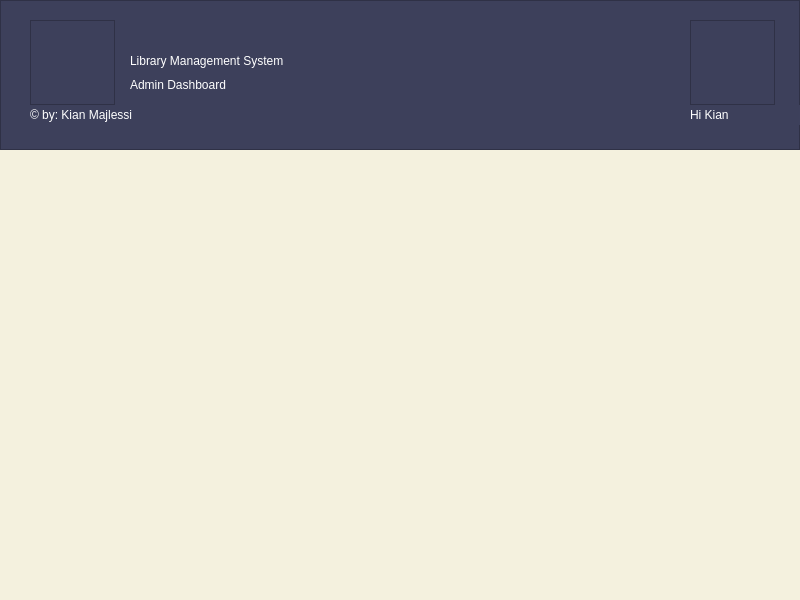
Before: the Qt Designer form mainwindow_user.ui in kianmajl/Library, drawn with Qt 5.
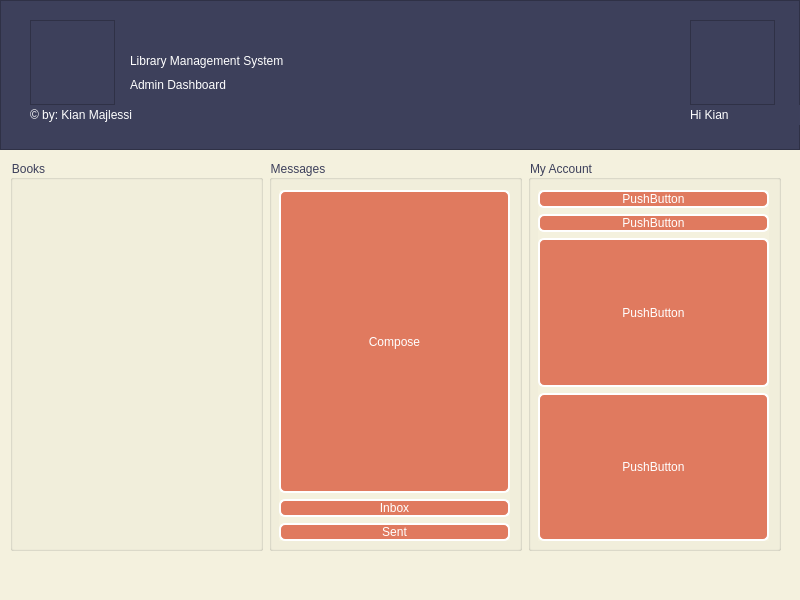
After: the same form once the commit is applied. Icons and pictures are not drawn.

Diff of the .ui file:
```diff
--- a/mainwindow_user.ui
+++ b/mainwindow_user.ui
@@ -156,6 +156,136 @@
      </property>
     </widget>
    </widget>
+   <widget class="QWidget" name="horizontalLayoutWidget">
+    <property name="geometry">
+     <rect>
+      <x>10</x>
+      <y>160</y>
+      <width>771</width>
+      <height>391</height>
+     </rect>
+    </property>
+    <layout class="QHBoxLayout" name="horizontalLayout">
+     <item>
+      <widget class="QGroupBox" name="groupBox">
+       <property name="title">
+        <string>Books</string>
+       </property>
+      </widget>
+     </item>
+     <item>
+      <widget class="QGroupBox" name="groupBox_2">
+       <property name="title">
+        <string>Messages</string>
+       </property>
+       <widget class="QWidget" name="verticalLayoutWidget">
+        <property name="geometry">
+         <rect>
+          <x>10</x>
+          <y>30</y>
+          <width>231</width>
+          <height>351</height>
+         </rect>
+        </property>
+        <layout class="QVBoxLayout" name="verticalLayout">
+         <item>
+          <widget class="QPushButton" name="pushButton">
+           <property name="sizePolicy">
+            <sizepolicy hsizetype="Expanding" vsizetype="Expanding">
+             <horstretch>0</horstretch>
+             <verstretch>0</verstretch>
+            </sizepolicy>
+           </property>
+           <property name="text">
+            <string>Compose</string>
+           </property>
+          </widget>
+         </item>
+         <item>
+          <widget class="QPushButton" name="pushButton_2">
+           <property name="text">
+            <string>Inbox</string>
+           </property>
+          </widget>
+         </item>
+         <item>
+          <widget class="QPushButton" name="pushButton_3">
+           <property name="text">
+            <string>Sent</string>
+           </property>
+          </widget>
+         </item>
+        </layout>
+       </widget>
+      </widget>
+     </item>
+     <item>
+      <widget class="QGroupBox" name="groupBox_3">
+       <property name="title">
+        <string>My Account</string>
+       </property>
+       <widget class="QWidget" name="verticalLayoutWidget_2">
+        <property name="geometry">
+         <rect>
+          <x>10</x>
+          <y>30</y>
+          <width>231</width>
+          <height>351</height>
+         </rect>
+        </property>
+        <layout class="QVBoxLayout" name="verticalLayout_2">
+         <item>
+          <widget class="QPushButton" name="pushButton_7">
+           <property name="enabled">
+            <bool>false</bool>
+           </property>
+           <property name="text">
+            <string>PushButton</string>
+           </property>
+          </widget>
+         </item>
+         <item>
+          <widget class="QPushButton" name="pushButton_6">
+           <property name="enabled">
+            <bool>false</bool>
+           </property>
+           <property name="text">
+            <string>PushButton</string>
+           </property>
+          </widget>
+         </item>
+         <item>
+          <widget class="QPushButton" name="pushButton_5">
+           <property name="sizePolicy">
+            <sizepolicy hsizetype="Expanding" vsizetype="Expanding">
+             <horstretch>0</horstretch>
+             <verstretch>0</verstretch>
+            </sizepolicy>
+           </property>
+           <property name="text">
+            <string>PushButton</string>
+           </property>
+          </widget>
+         </item>
+         <item>
+          <widget class="QPushButton" name="pushButton_4">
+           <property name="sizePolicy">
+            <sizepolicy hsizetype="Expanding" vsizetype="Expanding">
+             <horstretch>0</horstretch>
+             <verstretch>0</verstretch>
+            </sizepolicy>
+           </property>
+           <property name="text">
+            <string>PushButton</string>
+           </property>
+          </widget>
+         </item>
+        </layout>
+       </widget>
+      </widget>
+     </item>
+    </layout>
+   </widget>
   </widget>
   <widget class="QStatusBar" name="statusbar"/>
  </widget>
```
